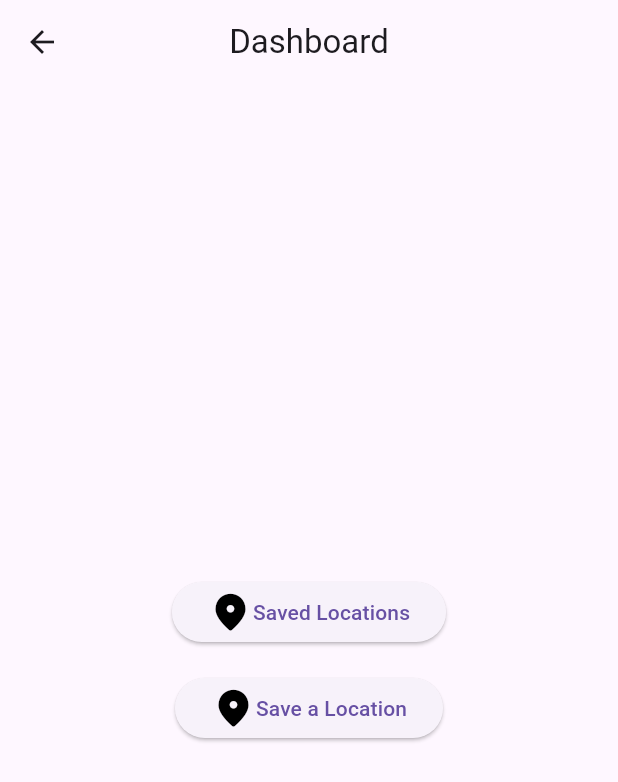
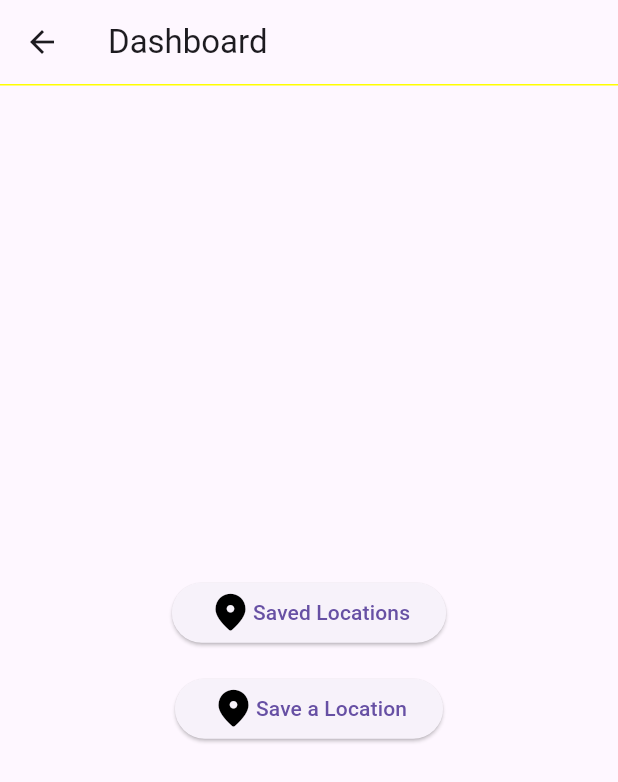
Before and after one commit to Learnathon-By-Geeky-Solutions/fifth-bracket, a Flutter app: the DashboardPage screen opened directly, on a phone screen of 412 x 824 dp. Shown: the top 782 px of the screen. Run offline on Flutter 3.47's test engine with Material 3 defaults, Android fonts, the phone set to English and light mode, and no system bars; our stand-ins replace firebase_auth, firebase_core, google_fonts; accounts and stored records are empty.

Commit message:
-Added method getThemeData under AppTheme class    -Added themes for Scaffolds, buttons, appbars and elevatedButtons    -Created an object of AppTheme class -Added a color palette for the app inside AppTheme class -Replaced all the color values with the palette values -Added method makeNormalAppBar that makes a regular AppBar with just a title -Need to replace the deprecated methods later -The AppBar is now made using the makeNormalAppBar method in AppTheme class

```diff
--- a/navify/lib/view/screens/DashboardScreen.dart
+++ b/navify/lib/view/screens/DashboardScreen.dart
@@ -1,14 +1,12 @@
 import 'package:flutter/material.dart';
+import 'package:navify/view/resources/AppThemes.dart';
+class DashboardPage extends StatelessWidget {
+  const DashboardPage({super.key});
 
-class DashboardPage extends StatelessWidget {
   @override
   Widget build(BuildContext context) {
     return Scaffold(
-      appBar: AppBar(
-        title: Text('Dashboard'),
-        centerTitle: true,
-      ),
-
+      appBar: appTheme.makeNormalAppBar("Dashboard"),
       body: Padding(
         padding: const EdgeInsets.all(16.0),
         child: Center(
```
